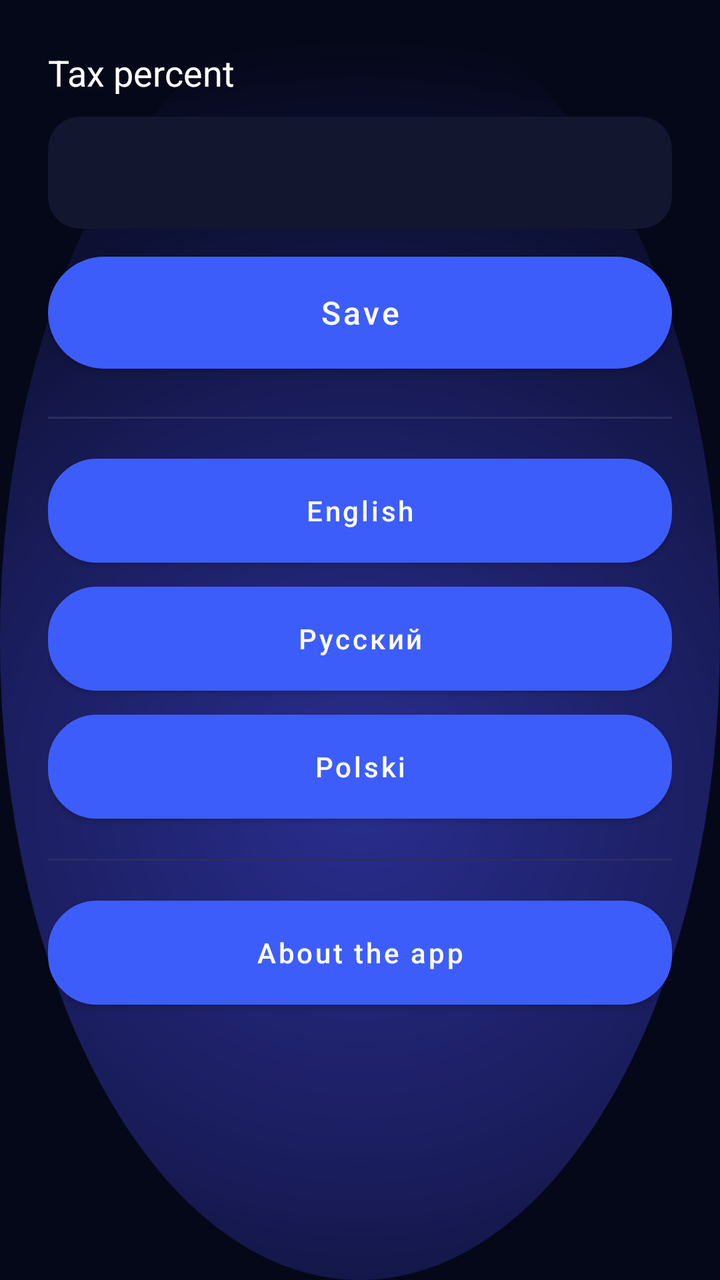
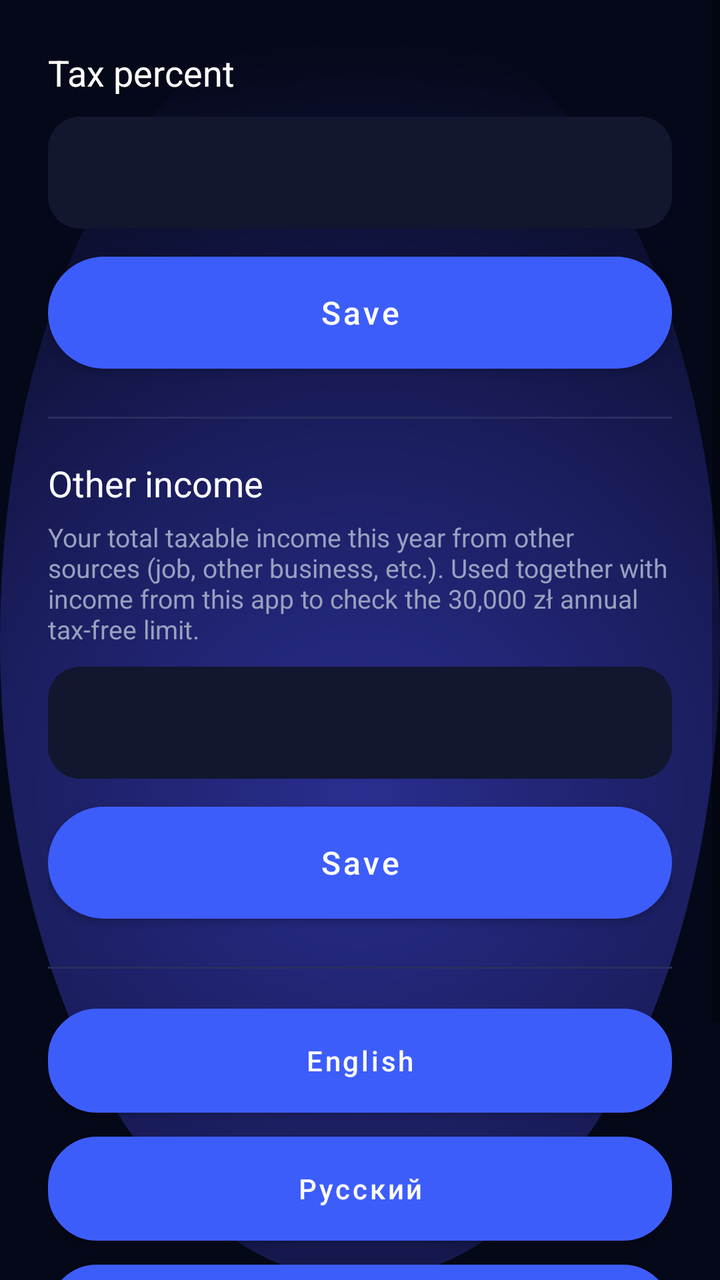

Screens rendered from an Android XML layout before and after an edit, with the pre-edit source and the edit as a unified diff.
<!-- AndroidManifest.xml: application theme Theme.FA -->
<!-- res/layout/activity_settings.xml -->
<?xml version="1.0" encoding="utf-8"?>
<LinearLayout xmlns:android="http://schemas.android.com/apk/res/android"
    android:orientation="vertical" android:padding="24dp"
    android:layout_width="match_parent" android:layout_height="match_parent">

    <TextView android:layout_width="match_parent" android:layout_height="wrap_content"
        android:text="@string/tax_percent" android:textSize="18sp"
        android:textColor="@color/text_primary" android:layout_marginBottom="10dp"/>

    <EditText android:id="@+id/et_tax" android:layout_width="match_parent" android:layout_height="56dp"
        android:background="@drawable/input_field_bg" android:paddingStart="18dp" android:paddingEnd="18dp"
        android:textColor="@color/text_primary" android:inputType="numberDecimal"
        android:layout_marginBottom="14dp"/>

    <Button android:id="@+id/btn_save_tax" android:layout_width="match_parent" android:layout_height="56dp"
        android:text="@string/save" android:textAllCaps="false" android:textSize="16sp"
        android:textColor="@color/text_primary" android:background="@drawable/btn_pill_primary"
        android:layout_marginBottom="24dp"/>

    <View android:layout_width="match_parent" android:layout_height="1dp" android:background="#2A2E60" android:layout_marginBottom="20dp"/>

    <Button android:id="@+id/btn_lang_en" android:layout_width="match_parent" android:layout_height="52dp"
        android:text="English" android:textAllCaps="false" android:textColor="@color/text_primary"
        android:background="@drawable/btn_pill_outline" android:layout_marginBottom="12dp"/>
    <Button android:id="@+id/btn_lang_ru" android:layout_width="match_parent" android:layout_height="52dp"
        android:text="Русский" android:textAllCaps="false" android:textColor="@color/text_primary"
        android:background="@drawable/btn_pill_outline" android:layout_marginBottom="12dp"/>
    <Button android:id="@+id/btn_lang_pl" android:layout_width="match_parent" android:layout_height="52dp"
        android:text="Polski" android:textAllCaps="false" android:textColor="@color/text_primary"
        android:background="@drawable/btn_pill_outline"/>


    <View android:layout_width="match_parent" android:layout_height="1dp"
        android:background="#2A2E60" android:layout_marginTop="20dp" android:layout_marginBottom="20dp"/>

    <Button android:id="@+id/btn_about" android:layout_width="match_parent" android:layout_height="52dp"
        android:text="@string/about_app" android:textAllCaps="false" android:textColor="@color/text_primary"
        android:background="@drawable/btn_pill_outline"/>

</LinearLayout>
<!-- resources referenced by this layout -->
<resources>
  <color name="text_primary">#FFFFFF</color>
  <!-- drawable btn_pill_outline (drawable) -->
  <?xml version="1.0" encoding="utf-8"?>
  <shape xmlns:android="http://schemas.android.com/apk/res/android" android:shape="rectangle">
      <corners android:radius="24dp" />
      <solid android:color="#1B2050" />
      <stroke android:width="1dp" android:color="#3A4090" />
  </shape>
  <!-- drawable btn_pill_primary (drawable) -->
  <?xml version="1.0" encoding="utf-8"?>
  <shape xmlns:android="http://schemas.android.com/apk/res/android" android:shape="rectangle">
      <corners android:radius="32dp" />
      <gradient
          android:angle="90"
          android:startColor="@color/accent_blue_light"
          android:centerColor="#2246D6"
          android:endColor="@color/accent_blue_dark" />
      <stroke android:width="1dp" android:color="#4D79FF" />
  </shape>
  <!-- drawable input_field_bg (drawable) -->
  <?xml version="1.0" encoding="utf-8"?>
  <shape xmlns:android="http://schemas.android.com/apk/res/android" android:shape="rectangle">
      <corners android:radius="16dp" />
      <solid android:color="@color/card_bg" />
  </shape>
  <string name="about_app">About the app</string>
  <string name="save">Save</string>
  <string name="tax_percent">Tax percent</string>
  <style name="Theme.FA" parent="Theme.MaterialComponents.DayNight.NoActionBar">
          <item name="colorPrimary">@color/accent_blue_light</item>
          <item name="colorPrimaryVariant">@color/accent_blue_dark</item>
          <item name="colorOnPrimary">@color/text_primary</item>
          <item name="colorSecondary">@color/accent_cyan</item>
          <item name="colorSecondaryVariant">@color/accent_blue_dark</item>
          <item name="colorOnSecondary">@color/text_primary</item>
          <item name="android:statusBarColor">@color/bg_top</item>
          <item name="android:windowBackground">@drawable/bg_gradient</item>
          <item name="android:textColorPrimary">@color/text_primary</item>
          <item name="android:textColorHint">@color/text_hint</item>
      </style>
  <color name="accent_blue_light">#3D5DFB</color>
  <color name="accent_blue_dark">#1230A8</color>
  <color name="card_bg">#12162E</color>
  <color name="accent_cyan">#29B6F6</color>
  <color name="bg_top">#050818</color>
  <!-- drawable bg_gradient (drawable) -->
  <?xml version="1.0" encoding="utf-8"?>
  <layer-list xmlns:android="http://schemas.android.com/apk/res/android">
      <item>
          <shape android:shape="rectangle">
              <solid android:color="@color/bg_top" />
          </shape>
      </item>
      <item>
          <shape android:shape="oval">
              <gradient
                  android:type="radial"
                  android:gradientRadius="380dp"
                  android:centerX="0.5"
                  android:centerY="0.62"
                  android:startColor="@color/bg_glow"
                  android:centerColor="#1A1D5C"
                  android:endColor="@color/bg_top" />
          </shape>
      </item>
  </layer-list>
  <color name="text_hint">#6B7094</color>
  <color name="bg_glow">#2A2E8F</color>
</resources>

<!-- the commit's change to res/layout/activity_settings.xml (unified diff, before → after) -->
@@ -1,7 +1,11 @@
 <?xml version="1.0" encoding="utf-8"?>
-<LinearLayout xmlns:android="http://schemas.android.com/apk/res/android"
+<ScrollView xmlns:android="http://schemas.android.com/apk/res/android"
+    android:layout_width="match_parent" android:layout_height="match_parent"
+    android:fillViewport="true">
+
+<LinearLayout
     android:orientation="vertical" android:padding="24dp"
-    android:layout_width="match_parent" android:layout_height="match_parent">
+    android:layout_width="match_parent" android:layout_height="wrap_content">
 
     <TextView android:layout_width="match_parent" android:layout_height="wrap_content"
         android:text="@string/tax_percent" android:textSize="18sp"
@@ -13,6 +17,26 @@
         android:layout_marginBottom="14dp"/>
 
     <Button android:id="@+id/btn_save_tax" android:layout_width="match_parent" android:layout_height="56dp"
+        android:text="@string/save" android:textAllCaps="false" android:textSize="16sp"
+        android:textColor="@color/text_primary" android:background="@drawable/btn_pill_primary"
+        android:layout_marginBottom="24dp"/>
+
+    <View android:layout_width="match_parent" android:layout_height="1dp" android:background="#2A2E60" android:layout_marginBottom="20dp"/>
+
+    <TextView android:id="@+id/tv_other_income_label" android:layout_width="match_parent" android:layout_height="wrap_content"
+        android:text="@string/other_income_title" android:textSize="18sp"
+        android:textColor="@color/text_primary" android:layout_marginBottom="6dp"/>
+
+    <TextView android:layout_width="match_parent" android:layout_height="wrap_content"
+        android:text="@string/other_income_hint" android:textSize="13sp"
+        android:textColor="#9AA0C0" android:layout_marginBottom="10dp"/>
+
+    <EditText android:id="@+id/et_other_income" android:layout_width="match_parent" android:layout_height="56dp"
+        android:background="@drawable/input_field_bg" android:paddingStart="18dp" android:paddingEnd="18dp"
+        android:textColor="@color/text_primary" android:inputType="numberDecimal"
+        android:layout_marginBottom="14dp"/>
+
+    <Button android:id="@+id/btn_save_other_income" android:layout_width="match_parent" android:layout_height="56dp"
         android:text="@string/save" android:textAllCaps="false" android:textSize="16sp"
         android:textColor="@color/text_primary" android:background="@drawable/btn_pill_primary"
         android:layout_marginBottom="24dp"/>
@@ -38,3 +62,4 @@
         android:background="@drawable/btn_pill_outline"/>
 
 </LinearLayout>
+</ScrollView>
<!-- resource entries referenced after the edit -->
@@ -26,6 +26,8 @@
       <solid android:color="@color/card_bg" />
   </shape>
   <string name="about_app">About the app</string>
+  <string name="other_income_hint">Your total taxable income this year from other sources (job, other business, etc.). Used together with income from this app to check the 30,000 zł annual tax-free limit.</string>
+  <string name="other_income_title">Other income</string>
   <string name="save">Save</string>
   <string name="tax_percent">Tax percent</string>
   <style name="Theme.FA" parent="Theme.MaterialComponents.DayNight.NoActionBar">
